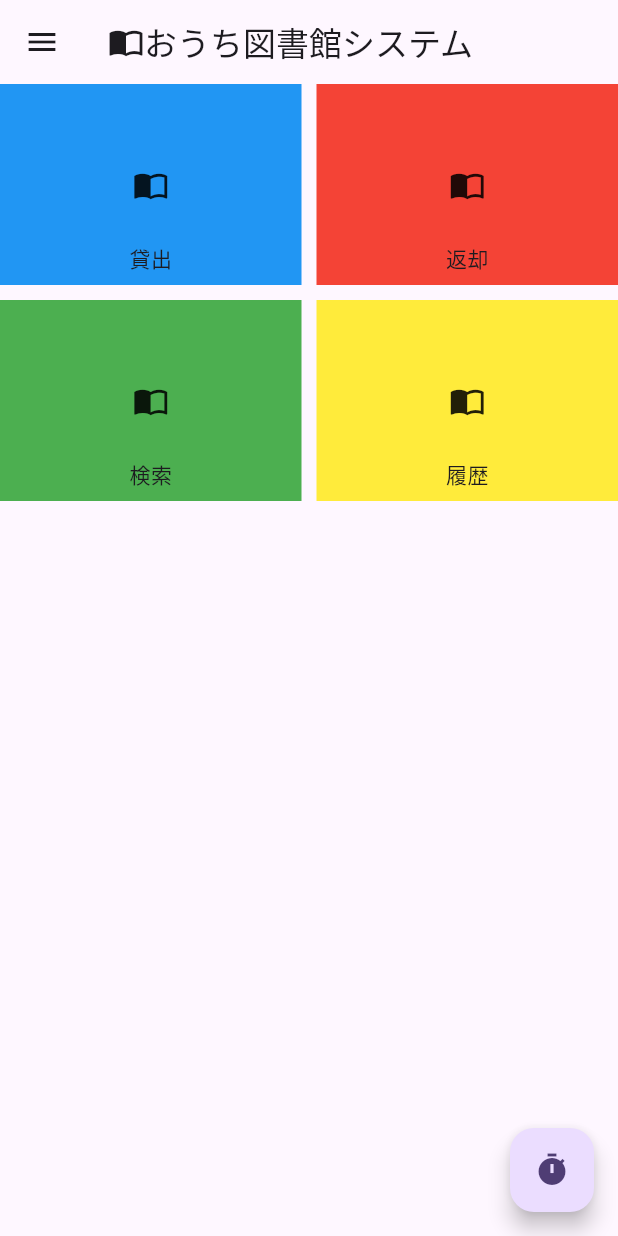
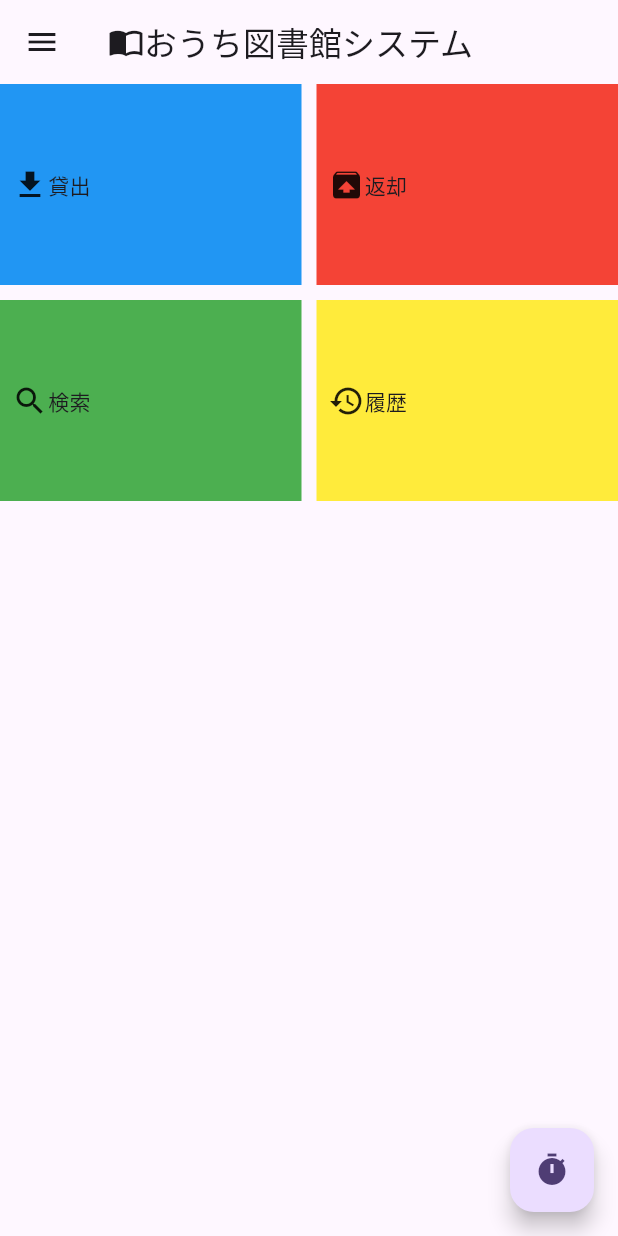
Before and after one commit to ntakahashi016/alexandrite, a Flutter app: the screen it shows after launch, on a phone screen of 412 x 824 dp. Run offline on Flutter 3.47's test engine with Material 3 defaults, Android fonts, the phone set to English and light mode, and no system bars.

Commit message:
modified main menu appearance

```diff
--- a/app/client/lib/main_menu.dart
+++ b/app/client/lib/main_menu.dart
@@ -3,10 +3,10 @@ import './menu_item.dart';
 
 class MainMenu {
   static const items = [
-      const MenuItem("貸出", Icons.import_contacts, Colors.blue),
-      const MenuItem("返却", Icons.import_contacts, Colors.red),
-      const MenuItem("検索", Icons.import_contacts, Colors.green),
-      const MenuItem("履歴", Icons.import_contacts, Colors.yellow),
+      const MenuItem("貸出", Icons.download , Colors.blue),
+      const MenuItem("返却", Icons.unarchive, Colors.red),
+      const MenuItem("検索", Icons.search   , Colors.green),
+      const MenuItem("履歴", Icons.history  , Colors.yellow),
     ];
 
   static List<MenuItem> getMainMenu() {
--- a/app/client/lib/main_screen.dart
+++ b/app/client/lib/main_screen.dart
@@ -48,12 +48,11 @@ class _MainScreenAppState extends State<MainScreenApp> {
               color: mainMenu[index].color
             ),
             child: GridTile(
-              child: Icon(mainMenu[index].icon),
-              footer: Center(
-                child: Text(
-                  mainMenu[index].name
-                ),
-              )
+              child: Row(
+                children: [
+                Icon(mainMenu[index].icon),
+                Text(mainMenu[index].name),
+              ]),
             ),
           );
         }),
```
